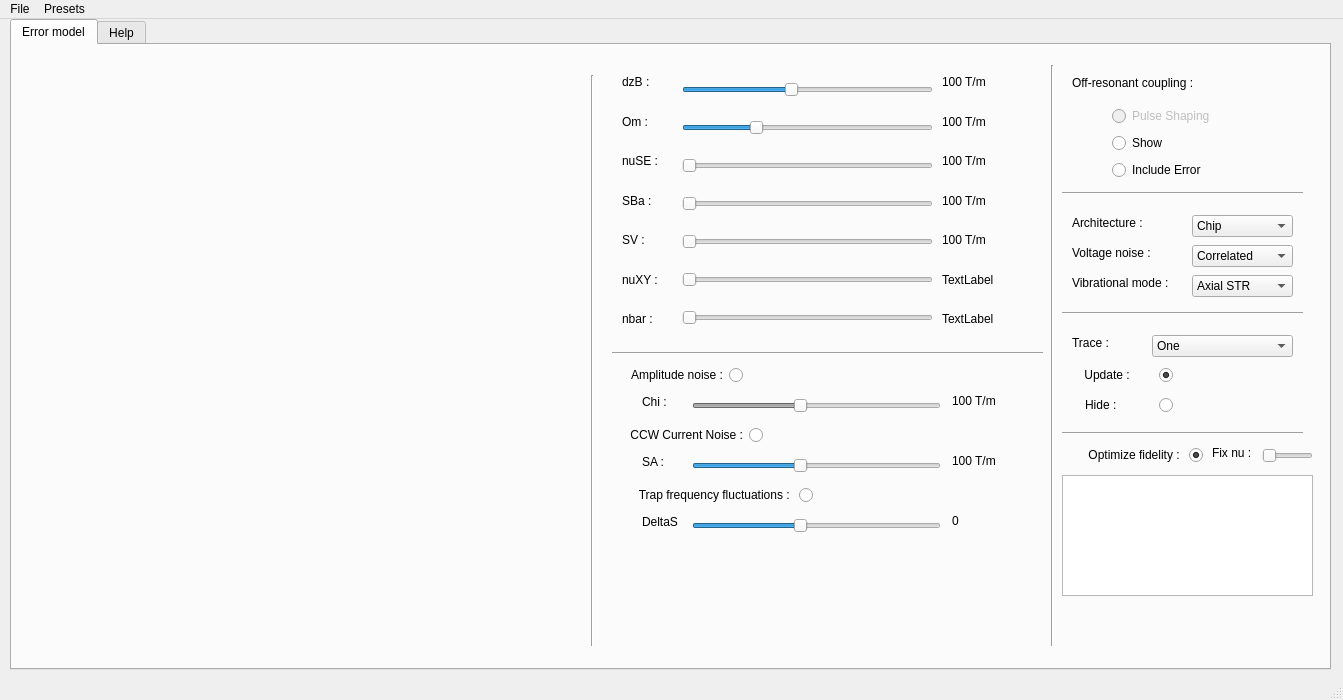
Old version of the form hydra/window_myedits.ui in the repository PetrosZantis13/Noise_IQT.
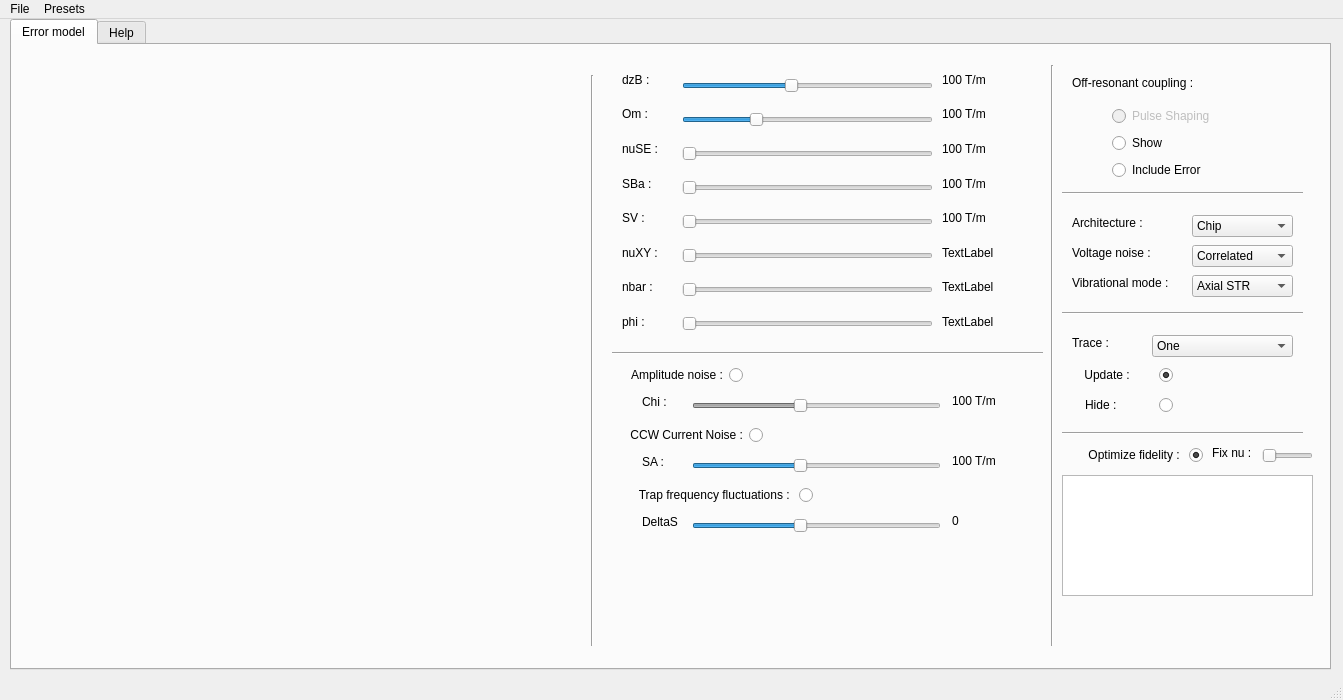
New version of the form. Custom widgets are drawn as their Qt base class.

Commit message: Added phi slider, resized graph ranges

```diff
--- a/hydra/window_myedits.ui
+++ b/hydra/window_myedits.ui
@@ -283,6 +283,13 @@
          </property>
         </widget>
        </item>
+       <item>
+        <widget class="QLabel" name="label_17">
+         <property name="text">
+          <string>phi :</string>
+         </property>
+        </widget>
+       </item>
       </layout>
      </widget>
      <widget class="QWidget" name="layoutWidget">
@@ -374,6 +381,16 @@
          </property>
         </widget>
        </item>
+       <item>
+        <widget class="QSlider" name="sliderPhi">
+         <property name="pageStep">
+          <number>1</number>
+         </property>
+         <property name="orientation">
+          <enum>Qt::Horizontal</enum>
+         </property>
+        </widget>
+       </item>
       </layout>
      </widget>
      <widget class="QWidget" name="layoutWidget">
@@ -435,6 +452,13 @@
          </property>
         </widget>
        </item>
+       <item>
+        <widget class="QLabel" name="labelPhi">
+         <property name="text">
+          <string>TextLabel</string>
+         </property>
+        </widget>
+       </item>
       </layout>
      </widget>
      <widget class="QWidget" name="layoutWidget">
```
The commit also changes 5 other files.
